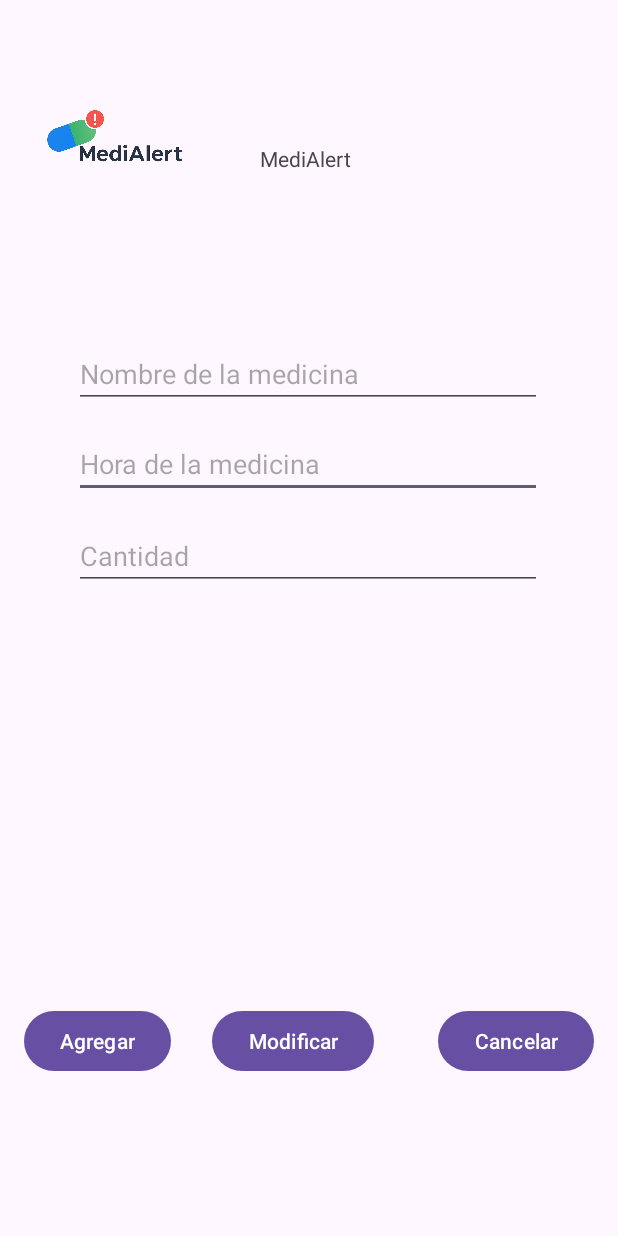
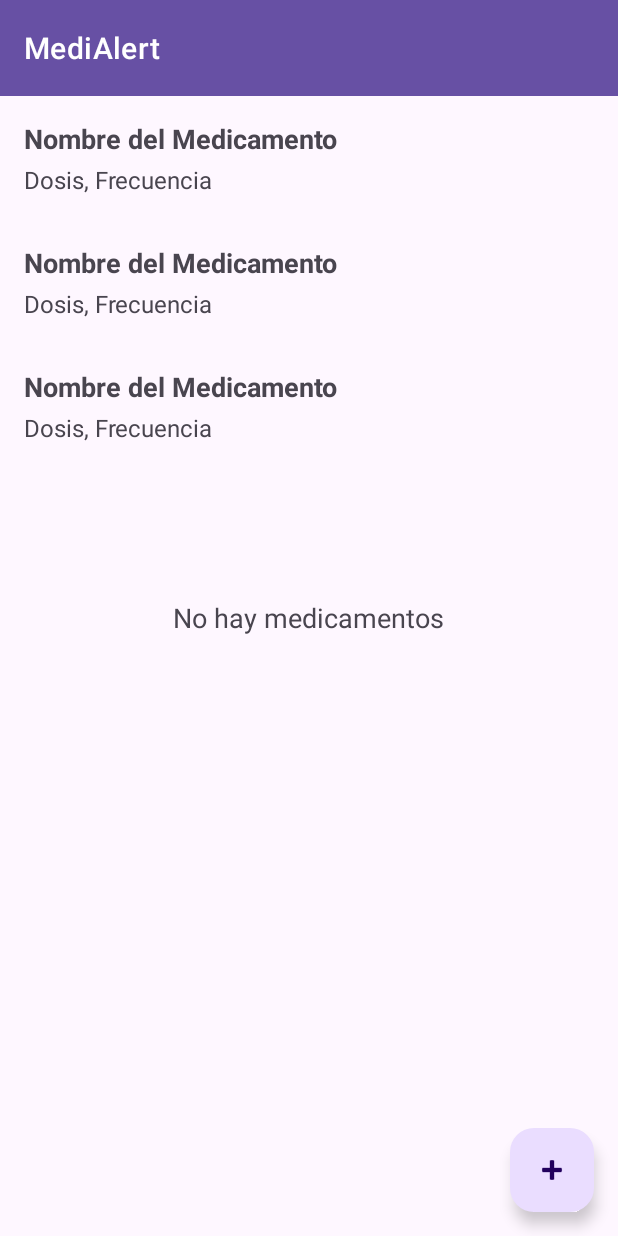
Before and after one commit to Luis-rt130/MediAlert, an Android app: the layout activity_main.xml on its own in the app's theme, with its tools: preview values and no code run, on a phone screen of 412 x 824 dp. Run offline under Robolectric (Android 15) with nearby library versions, the phone set to English and light mode, and no system bars.

Commit message:
add frontend visuals for home

```diff
--- a/app/src/main/AndroidManifest.xml
+++ b/app/src/main/AndroidManifest.xml
@@ -12,7 +12,7 @@
         android:supportsRtl="true"
         android:theme="@style/Theme.MediAlert">
         <activity
-            android:name=".MainActivity"
+            android:name=".screens.main.MainActivity"
             android:exported="true">
             <intent-filter>
                 <action android:name="android.intent.action.MAIN" />
@@ -20,6 +20,9 @@
                 <category android:name="android.intent.category.LAUNCHER" />
             </intent-filter>
         </activity>
+        <activity
+            android:name=".screens.addmedicine.AddMedicineActivity"
+            android:label="Añadir Medicamento" />
     </application>
 
 </manifest>
--- a/app/src/main/res/layout/activity_main.xml
+++ b/app/src/main/res/layout/activity_main.xml
@@ -1,108 +1,49 @@
 <?xml version="1.0" encoding="utf-8"?>
-<androidx.constraintlayout.widget.ConstraintLayout xmlns:android="http://schemas.android.com/apk/res/android"
+<androidx.coordinatorlayout.widget.CoordinatorLayout xmlns:android="http://schemas.android.com/apk/res/android"
     xmlns:app="http://schemas.android.com/apk/res-auto"
     xmlns:tools="http://schemas.android.com/tools"
     android:id="@+id/main"
     android:layout_width="match_parent"
     android:layout_height="match_parent"
-    tools:context=".MainActivity">
+    tools:context=".screens.main.MainActivity">
 
-    <EditText
-        android:id="@+id/edtNombre2"
-        android:layout_width="312dp"
-        android:layout_height="45dp"
-        android:hint="Hora de la medicina"
-        android:inputType="textPersonName"
-        app:layout_constraintBottom_toBottomOf="parent"
-        app:layout_constraintEnd_toEndOf="parent"
-        app:layout_constraintHorizontal_bias="0.494"
-        app:layout_constraintStart_toStartOf="parent"
-        app:layout_constraintTop_toTopOf="parent"
-        app:layout_constraintVertical_bias="0.368" />
+    <com.google.android.material.appbar.AppBarLayout
+        android:layout_width="match_parent"
+        android:layout_height="wrap_content">
 
-    <EditText
-        android:id="@+id/edtNombre3"
-        android:layout_width="312dp"
-        android:layout_height="45dp"
-        android:hint="Cantidad"
-        android:inputType="textPersonName"
-        app:layout_constraintBottom_toBottomOf="parent"
-        app:layout_constraintEnd_toEndOf="parent"
-        app:layout_constraintHorizontal_bias="0.494"
-        app:layout_constraintStart_toStartOf="parent"
-        app:layout_constraintTop_toTopOf="parent"
-        app:layout_constraintVertical_bias="0.447" />
+        <com.google.android.material.appbar.MaterialToolbar
+            android:id="@+id/toolbar"
+            android:layout_width="match_parent"
+            android:layout_height="?attr/actionBarSize"
+            app:title="@string/app_name"
+            style="@style/Widget.MaterialComponents.Toolbar.Primary"/>
 
-    <EditText
-        android:id="@+id/edtNombre"
-        android:layout_width="312dp"
-        android:layout_height="45dp"
-        android:hint="Nombre de la medicina"
-        android:inputType="textPersonName"
-        app:layout_constraintBottom_toBottomOf="parent"
-        app:layout_constraintEnd_toEndOf="parent"
-        app:layout_constraintHorizontal_bias="0.494"
-        app:layout_constraintStart_toStartOf="parent"
-        app:layout_constraintTop_toTopOf="parent"
-        app:layout_constraintVertical_bias="0.291" />
+    </com.google.android.material.appbar.AppBarLayout>
+
+    <androidx.recyclerview.widget.RecyclerView
+        android:id="@+id/recycler_view_medicines"
+        android:layout_width="match_parent"
+        android:layout_height="match_parent"
+        app:layout_behavior="@string/appbar_scrolling_view_behavior"
+        tools:listitem="@layout/item_medicine" />
 
     <TextView
-        android:id="@+id/TituloMedi"
-        android:layout_width="65dp"
-        android:layout_height="29dp"
-        android:text="MediAlert"
-        app:layout_constraintBottom_toBottomOf="parent"
-        app:layout_constraintEnd_toEndOf="parent"
-        app:layout_constraintStart_toStartOf="parent"
-        app:layout_constraintTop_toTopOf="parent"
-        app:layout_constraintVertical_bias="0.121" />
-
-    <Button
-        android:id="@+id/BotonAgregar"
+        android:id="@+id/text_view_empty"
         android:layout_width="wrap_content"
         android:layout_height="wrap_content"
-        android:text="Agregar"
-        app:layout_constraintBottom_toBottomOf="parent"
-        app:layout_constraintEnd_toEndOf="parent"
-        app:layout_constraintHorizontal_bias="0.051"
-        app:layout_constraintStart_toStartOf="parent"
-        app:layout_constraintTop_toTopOf="parent"
-        app:layout_constraintVertical_bias="0.863" />
+        android:text="No hay medicamentos"
+        android:textSize="18sp"
+        android:visibility="gone"
+        tools:visibility="visible"
+        android:layout_gravity="center"/>
 
-    <Button
-        android:id="@+id/BotonModificar"
+    <com.google.android.material.floatingactionbutton.FloatingActionButton
+        android:id="@+id/fab_add_medicine"
         android:layout_width="wrap_content"
         android:layout_height="wrap_content"
-        android:text="Modificar"
-        app:layout_constraintBottom_toBottomOf="parent"
-        app:layout_constraintEnd_toEndOf="parent"
-        app:layout_constraintHorizontal_bias="0.466"
-        app:layout_constraintStart_toStartOf="parent"
-        app:layout_constraintTop_toTopOf="parent"
-        app:layout_constraintVertical_bias="0.863" />
+        android:layout_gravity="bottom|end"
+        android:layout_margin="16dp"
+        android:contentDescription="Agregar Medicamento"
+        app:srcCompat="@android:drawable/ic_input_add" />
 
-    <Button
-        android:id="@+id/botonCanceler"
-        android:layout_width="wrap_content"
-        android:layout_height="wrap_content"
-        android:text="Cancelar"
-        app:layout_constraintBottom_toBottomOf="parent"
-        app:layout_constraintEnd_toEndOf="parent"
-        app:layout_constraintHorizontal_bias="0.947"
-        app:layout_constraintStart_toStartOf="parent"
-        app:layout_constraintTop_toTopOf="parent"
-        app:layout_constraintVertical_bias="0.863" />
-
-    <androidx.constraintlayout.utils.widget.ImageFilterView
-        android:id="@+id/imageFilterView"
-        android:layout_width="151dp"
-        android:layout_height="108dp"
-        app:layout_constraintBottom_toBottomOf="parent"
-        app:layout_constraintEnd_toEndOf="parent"
-        app:layout_constraintHorizontal_bias="0.0"
-        app:layout_constraintStart_toStartOf="parent"
-        app:layout_constraintTop_toTopOf="parent"
-        app:layout_constraintVertical_bias="0.051"
-        app:srcCompat="@drawable/medialertp_m_" />
-
-</androidx.constraintlayout.widget.ConstraintLayout>
+</androidx.coordinatorlayout.widget.CoordinatorLayout>
--- /dev/null
+++ b/app/src/main/res/layout/item_medicine.xml
@@ -0,0 +1,24 @@
+<?xml version="1.0" encoding="utf-8"?>
+<LinearLayout xmlns:android="http://schemas.android.com/apk/res/android"
+    android:layout_width="match_parent"
+    android:layout_height="wrap_content"
+    android:orientation="vertical"
+    android:padding="16dp">
+
+    <TextView
+        android:id="@+id/text_view_medicine_name"
+        android:layout_width="wrap_content"
+        android:layout_height="wrap_content"
+        android:text="Nombre del Medicamento"
+        android:textSize="18sp"
+        android:textStyle="bold"/>
+
+    <TextView
+        android:id="@+id/text_view_medicine_details"
+        android:layout_width="wrap_content"
+        android:layout_height="wrap_content"
+        android:text="Dosis, Frecuencia"
+        android:textSize="16sp"
+        android:layout_marginTop="4dp"/>
+
+</LinearLayout>
```
Also changed, not shown: app/src/main/java/com/example/medialert/screens/addmedicine/AddMedicineActivity.java (added, +26 -0 lines), app/src/main/java/com/example/medialert/screens/main/MainActivity.java (renamed from app/src/main/java/com/example/medialert/MainActivity.java, +12 -1 lines), app/src/main/res/layout/activity_add_medicine.xml (added, +126 -0 lines).
